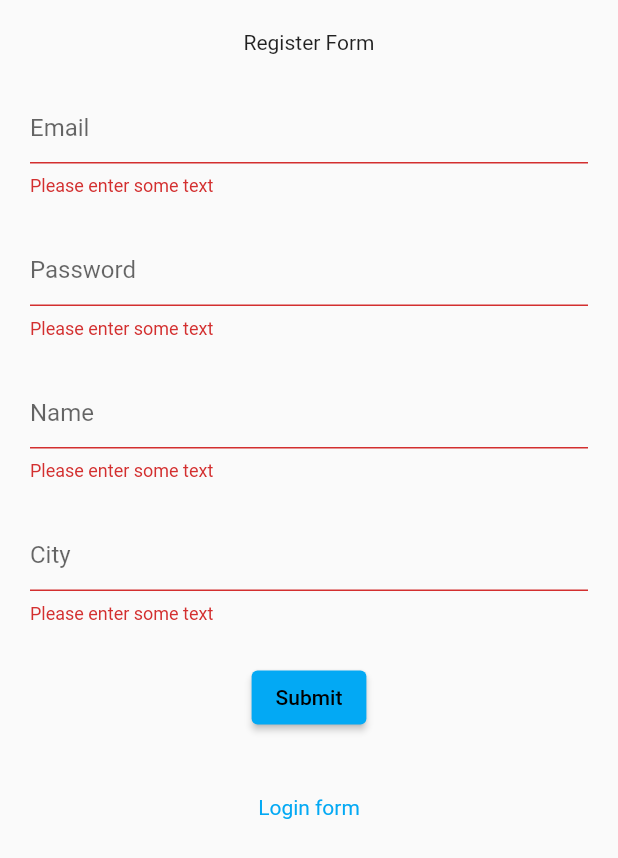
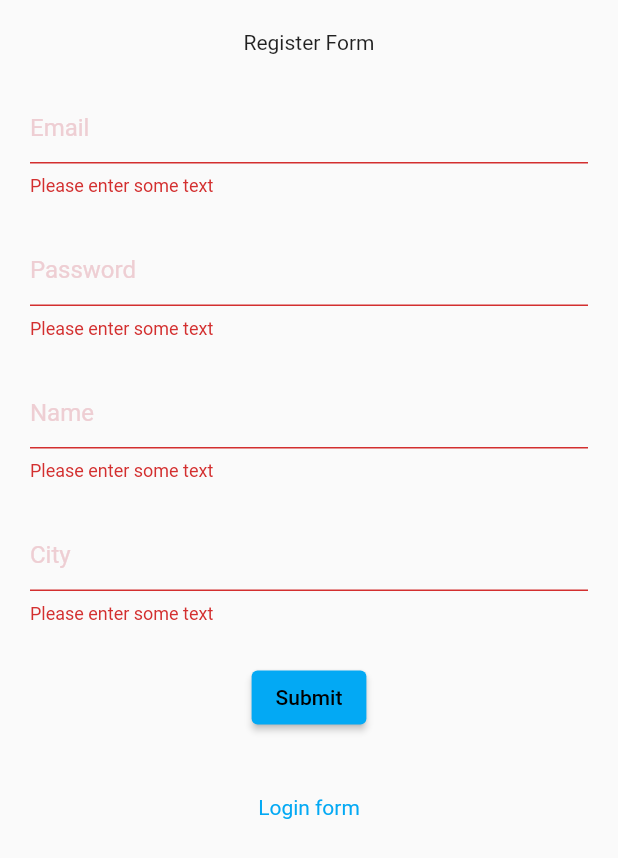
Before and after one commit to Raze91/flutter-movies-app, a Flutter app: the screen it shows after launch, after a tap on "Submit", on a phone screen of 412 x 824 dp. Shown: the top 858 px of the screen. Run offline on Flutter 3.47's test engine with Material 2 defaults, Android fonts, the phone set to English and light mode, and no system bars; our stand-ins replace cloud_firestore, firebase_auth, firebase_core, shared_preferences; missing offline and left inert: tmdb_api; accounts and stored records are empty; statements that could not run were skipped.

Commit message:
Add dark theme

```diff
--- /dev/null
+++ b/lib/components/darktheme/dark_theme_pref.dart
@@ -0,0 +1,15 @@
+import 'package:shared_preferences/shared_preferences.dart';
+
+class DarkThemePreference {
+  static const THEME_STATUS = "THEMESTATUS";
+
+  setDarkTheme(bool value) async {
+    SharedPreferences prefs = await SharedPreferences.getInstance();
+    prefs.setBool(THEME_STATUS, value);
+  }
+
+  Future<bool> getTheme() async {
+    SharedPreferences prefs = await SharedPreferences.getInstance();
+    return prefs.getBool(THEME_STATUS) ?? false;
+  }
+}
--- /dev/null
+++ b/lib/components/darktheme/dark_theme_provider.dart
@@ -0,0 +1,15 @@
+import 'package:flutter/foundation.dart';
+import 'package:flutter_movies_app/components/darktheme/dark_theme_pref.dart';
+
+class DarkThemeProvider with ChangeNotifier {
+  DarkThemePreference darkThemePreference = DarkThemePreference();
+  bool _darkTheme = false;
+
+  bool get darkTheme => _darkTheme;
+
+  set darkTheme(bool value) {
+    _darkTheme = value;
+    darkThemePreference.setDarkTheme(value);
+    notifyListeners();
+  }
+}
--- /dev/null
+++ b/lib/components/darktheme/dark_theme_style.dart
@@ -0,0 +1,43 @@
+import 'dart:ui';
+
+import 'package:flutter/material.dart';
+
+ class Styles {
+
+  static ThemeData themeData(bool isDarkTheme, BuildContext context) {
+    return ThemeData(
+      primarySwatch: Colors.lightBlue,
+      primaryColor: isDarkTheme ? Colors.black : Colors.white,
+        backgroundColor: isDarkTheme ? Colors.black : const Color(0xffF1F5FB),
+        indicatorColor:
+            isDarkTheme ? const Color(0xff0E1D36) : const Color(0xffCBDCF8),
+        hintColor:
+            isDarkTheme ? const Color(0xff280C0B) : const Color(0xffEECED3),
+        highlightColor:
+            isDarkTheme ? const Color(0xff372901) : const Color(0xffFCE192),
+        hoverColor:
+            isDarkTheme ? const Color(0xff3A3A3B) : const Color(0xff4285F4),
+        focusColor:
+            isDarkTheme ? const Color(0xff0B2512) : const Color(0xffA8DAB5),
+        disabledColor: Colors.grey,
+        cardColor: isDarkTheme ? const Color(0xFF151515) : Colors.white,
+        canvasColor: isDarkTheme ? Colors.black : Colors.grey[50],
+        brightness: isDarkTheme ? Brightness.dark : Brightness.light,
+        buttonTheme: Theme.of(context).buttonTheme.copyWith(
+            colorScheme: isDarkTheme
+                ? const ColorScheme.dark()
+                : const ColorScheme.light()),
+        appBarTheme: const AppBarTheme(
+          elevation: 0.0,
+        ),
+        textSelectionTheme: TextSelectionThemeData(
+            selectionColor: isDarkTheme ? Colors.white : Colors.black),
+        bottomNavigationBarTheme: Theme.of(context)
+            .bottomNavigationBarTheme
+            .copyWith(
+                backgroundColor:
+                    isDarkTheme ? Colors.black : Colors.lightBlue, selectedItemColor: isDarkTheme ? const Color(0xffA8DAB5) : Colors.white)
+    );
+
+  }
+}
--- a/lib/main.dart
+++ b/lib/main.dart
@@ -1,7 +1,10 @@
 import 'package:firebase_auth/firebase_auth.dart';
 import 'package:firebase_core/firebase_core.dart';
 import 'package:flutter/material.dart';
+import 'package:flutter_movies_app/components/darktheme/dark_theme_provider.dart';
+import 'package:flutter_movies_app/components/darktheme/dark_theme_style.dart';
 import 'package:flutter_movies_app/routes.dart';
+import 'package:provider/provider.dart';
 
 import 'firebase_options.dart';
 
@@ -11,16 +14,39 @@
   runApp(MyApp());
 }
 
-class MyApp extends StatelessWidget {
-  MyApp({Key? key}) : super(key: key);
+class MyApp extends StatefulWidget {
+  @override
+  _MyAppState createState() => _MyAppState();
+}
+
+class _MyAppState extends State<MyApp> {
+  DarkThemeProvider themeChangeProvider = new DarkThemeProvider();
+
+  @override
+  void initState() {
+    super.initState();
+    getCurrentAppTheme();
+  }
+
+  void getCurrentAppTheme() async {
+    themeChangeProvider.darkTheme =
+        await themeChangeProvider.darkThemePreference.getTheme();
+  }
 
   final _initialization = Firebase.initializeApp();
 
   // This widget is the root of your application.
   @override
   Widget build(BuildContext context) {
+    return ChangeNotifierProvider(
+      create: (_) {
+        return themeChangeProvider;
+      },
+      child: Consumer<DarkThemeProvider>(
+        builder: (BuildContext context, value, Widget? child) {
           return FutureBuilder(
-        future: _initialization, builder: ((context, snapshot) {
+              future: _initialization,
+              builder: ((context, snapshot) {
                 if (snapshot.hasError) {
                   return const MaterialApp(
                     home: Scaffold(
@@ -36,17 +62,20 @@
                 if (snapshot.connectionState == ConnectionState.done) {
                   return MaterialApp(
                     title: 'Flutter',
-          theme: ThemeData(
-            primarySwatch: Colors.lightBlue,
-          ),
+                    theme: Styles.themeData(
+                        themeChangeProvider.darkTheme, context),
                     debugShowCheckedModeBanner: false,
                     routes: routes,
-          initialRoute:
-          FirebaseAuth.instance.currentUser != null ? '/' : '/register',
+                    initialRoute: FirebaseAuth.instance.currentUser != null
+                        ? '/'
+                        : '/register',
                   );
                 }
 
                 return Container();
               }));
+        },
+      ),
+    );
   }
 }
--- a/lib/screens/homepage.dart
+++ b/lib/screens/homepage.dart
@@ -1,7 +1,9 @@
 import 'package:flutter/material.dart';
+import 'package:flutter_movies_app/components/darktheme/dark_theme_provider.dart';
 import 'package:flutter_movies_app/components/home.dart';
 import 'package:flutter_movies_app/components/profile.dart';
 import 'package:flutter_movies_app/components/search.dart';
+import 'package:provider/provider.dart';
 
 class HomePage extends StatefulWidget {
   const HomePage({Key? key}) : super(key: key);
@@ -17,8 +19,16 @@ class _HomePageState extends State<HomePage> {
 
   @override
   Widget build(BuildContext context) {
+    final themeChange = Provider.of<DarkThemeProvider>(context);
+
     return Scaffold(
-        appBar: AppBar(title: const Text("Flutter Movies App")),
+        appBar: AppBar(
+            title: const Text("Flutter Movies App"),
+            leading: Switch(
+                value: themeChange.darkTheme,
+                onChanged: (bool value) {
+                  themeChange.darkTheme = value;
+                })),
         body: list[index],
         bottomNavigationBar: BottomNavigationBar(
           currentIndex: index,
@@ -29,8 +39,6 @@ class _HomePageState extends State<HomePage> {
               index = i;
             });
           },
-          backgroundColor: Colors.blue,
-          selectedItemColor: Colors.white,
           iconSize: 48,
           items: const [
             BottomNavigationBarItem(icon: Icon(Icons.home), label: 'Home'),
--- a/pubspec.yaml
+++ b/pubspec.yaml
@@ -40,6 +40,8 @@ dependencies:
   flutter_dotenv: ^5.0.2
   tmdb_api: ^2.1.0
   cloud_firestore: ^3.1.11
+  provider: ^6.0.2
+  shared_preferences: ^2.0.13
 
 dev_dependencies:
   flutter_test:
```
Also changed, not shown: pubspec.lock. Lines whose indentation alone changed are shown as unchanged.
